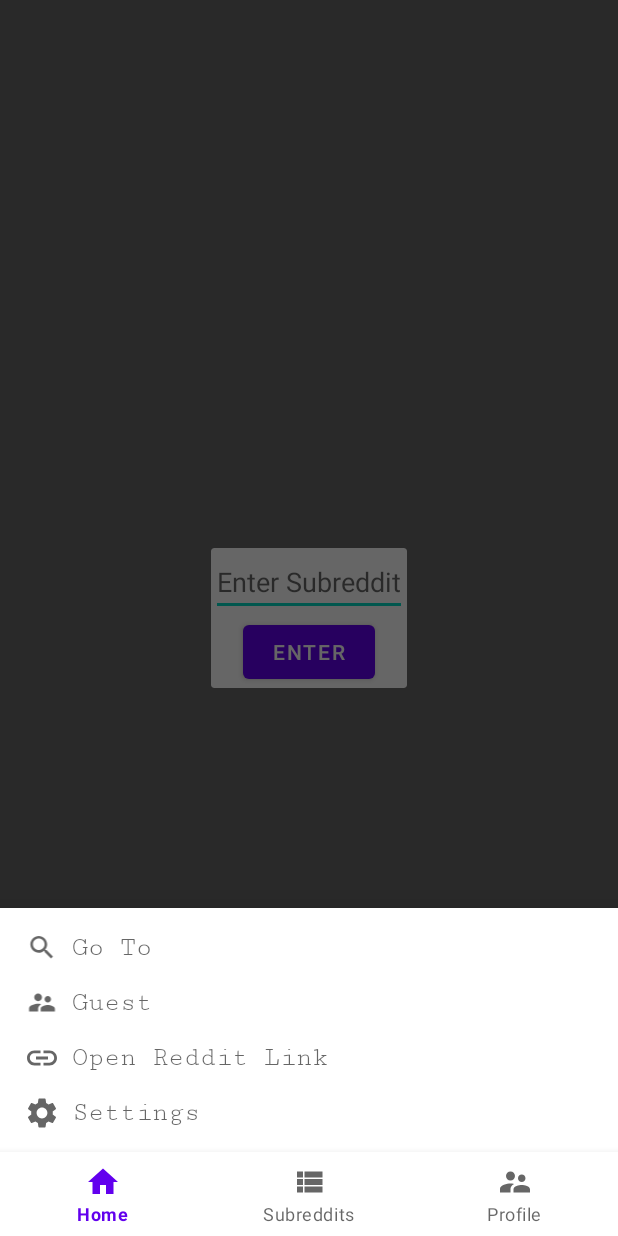
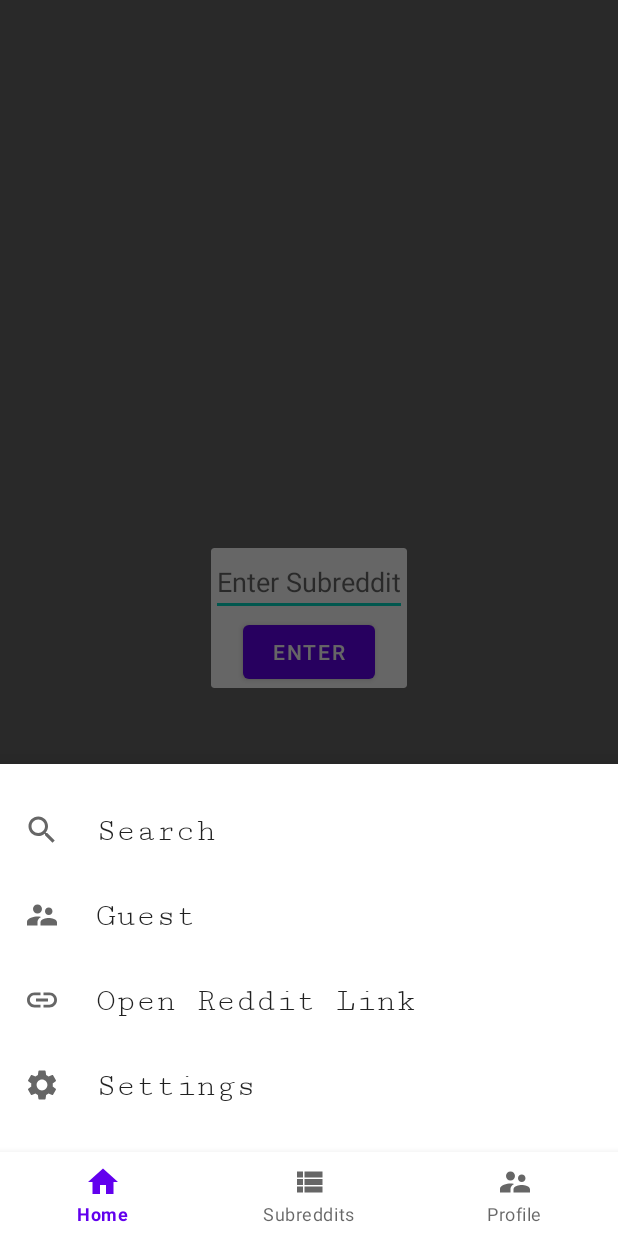
Before and after one commit to rhodeon/Habit_for_Reddit, an Android app: the MenuBottomDialogFragment screen opened through its navigation route, on a phone screen of 412 x 824 dp. Run offline under Robolectric (Android 15) with nearby library versions, the phone set to English and light mode, and no system bars; our stand-ins replace navigation-ui; Roboto replaces fonts that are not available here; 1 statement that could not run was skipped.

Commit message:
Tweaked the design and behaviour of the bottom menu sheet.

```diff
--- a/app/src/main/java/com/rhodeon/habitforreddit/ui/menu/MenuBottomDialogFragment.kt
+++ b/app/src/main/java/com/rhodeon/habitforreddit/ui/menu/MenuBottomDialogFragment.kt
@@ -7,6 +7,7 @@ import android.view.ViewGroup
 import androidx.navigation.fragment.findNavController
 import com.google.android.material.bottomsheet.BottomSheetDialogFragment
 import com.rhodeon.habitforreddit.databinding.FragmentMenuBottomDialogBinding
+import com.rhodeon.habitforreddit.extensions.navigateSafe
 
 /**
  * Created by Ruona Onobrakpeya on 12/30/20.
@@ -29,7 +30,7 @@ class MenuBottomDialogFragment : BottomSheetDialogFragment() {
         super.onViewCreated(view, savedInstanceState)
 
         binding.goTo.setOnClickListener {
-            goToClickHandler()
+            searchClickHandler()
         }
     }
 
@@ -38,7 +39,7 @@ class MenuBottomDialogFragment : BottomSheetDialogFragment() {
         _binding = null
     }
 
-    private fun goToClickHandler() {
-        findNavController().navigate(MenuBottomDialogFragmentDirections.actionMenuBottomDialogFragmentToSearchDialogFragment())
+    private fun searchClickHandler() {
+        navigateSafe(MenuBottomDialogFragmentDirections.actionMenuBottomDialogFragmentToSearchDialogFragment())
     }
 }
--- a/app/src/main/res/layout/fragment_menu_bottom_dialog.xml
+++ b/app/src/main/res/layout/fragment_menu_bottom_dialog.xml
@@ -1,87 +1,47 @@
 <?xml version="1.0" encoding="utf-8"?>
-<androidx.constraintlayout.widget.ConstraintLayout xmlns:android="http://schemas.android.com/apk/res/android"
+<LinearLayout
+    xmlns:android="http://schemas.android.com/apk/res/android"
     xmlns:app="http://schemas.android.com/apk/res-auto"
-    xmlns:tools="http://schemas.android.com/tools"
     android:layout_width="match_parent"
-    android:layout_height="wrap_content">
+    android:layout_height="wrap_content"
+    android:orientation="vertical">
 
-    <ImageView
-        android:id="@+id/profileIcon"
-        android:layout_width="wrap_content"
-        android:layout_height="0dp"
-        android:layout_marginStart="16dp"
-        app:layout_constraintBottom_toBottomOf="@+id/profile"
-        app:layout_constraintStart_toStartOf="parent"
-        app:layout_constraintTop_toTopOf="@+id/profile"
-        app:srcCompat="@drawable/ic_baseline_supervisor_account_24" />
+    <TextView
+        android:id="@+id/goTo"
+        style="@style/BottomMenuSheetItem"
+        android:layout_width="match_parent"
+        android:layout_height="wrap_content"
+        android:layout_marginTop="16dp"
+        android:text="@string/search"
+        app:drawableStartCompat="@drawable/ic_baseline_search_24" />
 
     <TextView
         android:id="@+id/profile"
-        style="@style/BottomMenuItem"
-        android:text="Guest"
-        app:layout_constraintEnd_toEndOf="parent"
-        app:layout_constraintStart_toEndOf="@+id/profileIcon"
-        app:layout_constraintTop_toBottomOf="@+id/goTo" />
-
-    <ImageView
-        android:id="@+id/linkIcon"
-        android:layout_width="wrap_content"
+        style="@style/BottomMenuSheetItem"
+        android:layout_width="match_parent"
         android:layout_height="wrap_content"
-        app:layout_constraintBottom_toBottomOf="@+id/openLink"
-        app:layout_constraintStart_toStartOf="@+id/profileIcon"
-        app:layout_constraintTop_toTopOf="@+id/openLink"
-        app:srcCompat="@drawable/ic_baseline_link_24" />
+        android:text="@string/guest"
+        app:drawableStartCompat="@drawable/ic_baseline_supervisor_account_24" />
 
     <TextView
         android:id="@+id/openLink"
-        style="@style/BottomMenuItem"
-        android:text="Open Reddit Link"
-        app:layout_constraintEnd_toEndOf="parent"
-        app:layout_constraintStart_toEndOf="@+id/linkIcon"
-        app:layout_constraintTop_toBottomOf="@+id/profile" />
-
-    <ImageView
-        android:id="@+id/settingsIcon"
-        android:layout_width="wrap_content"
+        style="@style/BottomMenuSheetItem"
+        android:layout_width="match_parent"
         android:layout_height="wrap_content"
-        app:layout_constraintBottom_toBottomOf="@+id/settings"
-        app:layout_constraintStart_toStartOf="@+id/linkIcon"
-        app:layout_constraintTop_toTopOf="@+id/settings"
-        app:srcCompat="@drawable/ic_baseline_settings_24" />
+        android:text="@string/open_reddit_link"
+        app:drawableStartCompat="@drawable/ic_baseline_link_24" />
 
     <TextView
         android:id="@+id/settings"
-        style="@style/BottomMenuItem"
-        android:text="Settings"
-        app:layout_constraintEnd_toEndOf="parent"
-        app:layout_constraintStart_toEndOf="@+id/settingsIcon"
-        app:layout_constraintTop_toBottomOf="@+id/openLink" />
-
-    <ImageView
-        android:id="@+id/searchIcon"
-        android:layout_width="wrap_content"
-        android:layout_height="0dp"
-        android:layout_marginStart="16dp"
-        app:layout_constraintBottom_toBottomOf="@+id/goTo"
-        app:layout_constraintStart_toStartOf="parent"
-        app:layout_constraintTop_toTopOf="@+id/goTo"
-        app:srcCompat="@drawable/ic_baseline_search_24" />
-
-    <TextView
-        android:id="@+id/goTo"
-        style="@style/BottomMenuItem"
-        android:text="Go To"
-        app:layout_constraintEnd_toEndOf="parent"
-        app:layout_constraintStart_toEndOf="@+id/searchIcon"
-        app:layout_constraintTop_toTopOf="parent" />
+        style="@style/BottomMenuSheetItem"
+        android:layout_width="match_parent"
+        android:layout_height="wrap_content"
+        android:text="@string/settings"
+        app:drawableStartCompat="@drawable/ic_baseline_settings_24" />
 
     <com.google.android.material.bottomnavigation.BottomNavigationView
         android:layout_width="match_parent"
         android:layout_height="wrap_content"
         android:layout_marginTop="16dp"
-        app:layout_constraintBottom_toBottomOf="parent"
-        app:layout_constraintEnd_toEndOf="parent"
-        app:layout_constraintStart_toStartOf="parent"
-        app:layout_constraintTop_toBottomOf="@+id/settings"
         app:menu="@menu/bottom_nav" />
-</androidx.constraintlayout.widget.ConstraintLayout>
+</LinearLayout>
--- a/app/src/main/res/values/strings.xml
+++ b/app/src/main/res/values/strings.xml
@@ -3,4 +3,8 @@
     <string name="launcher_label">Habit</string>
     <string name="comments">Comments</string>
     <string name="habit">Habit</string>
+    <string name="settings">Settings</string>
+    <string name="open_reddit_link">Open Reddit Link</string>
+    <string name="guest">Guest</string>
+    <string name="search">Search</string>
 </resources>
--- a/app/src/main/res/values/styles.xml
+++ b/app/src/main/res/values/styles.xml
@@ -13,16 +13,17 @@
         <item name="android:layout_height">wrap_content</item>
     </style>
 
-    <style name="BottomMenuItem" parent="Widget.MaterialComponents.TextView">
-        <item name="fontFamily">serif-monospace</item>
-        <item name="android:textAppearance">@style/TextAppearance.AppCompat.Medium</item>
-        <item name="layout_constraintHorizontal_bias">0.0</item>
-
-        <item name="android:layout_height">0dp</item>
+    <style name="BottomMenuSheetItem" parent="Widget.MaterialComponents.TextView">
+        <item name="android:layout_height">wrap_content</item>
         <item name="android:layout_width">wrap_content</item>
 
-        <item name="android:layout_marginTop">16dp</item>
-        <item name="android:layout_marginStart">8dp</item>
-        <item name="android:layout_marginEnd">16dp</item>
+        <item name="fontFamily">serif-monospace</item>
+        <item name="android:textAppearance">@style/TextAppearance.AppCompat.Large</item>
+
+        <item name="android:padding">16dp</item>
+        <item name="android:drawablePadding">24dp</item>
+
+        <item name="android:background">?android:attr/selectableItemBackground</item>
+        <item name="android:clickable">true</item>
     </style>
 </resources>
```
